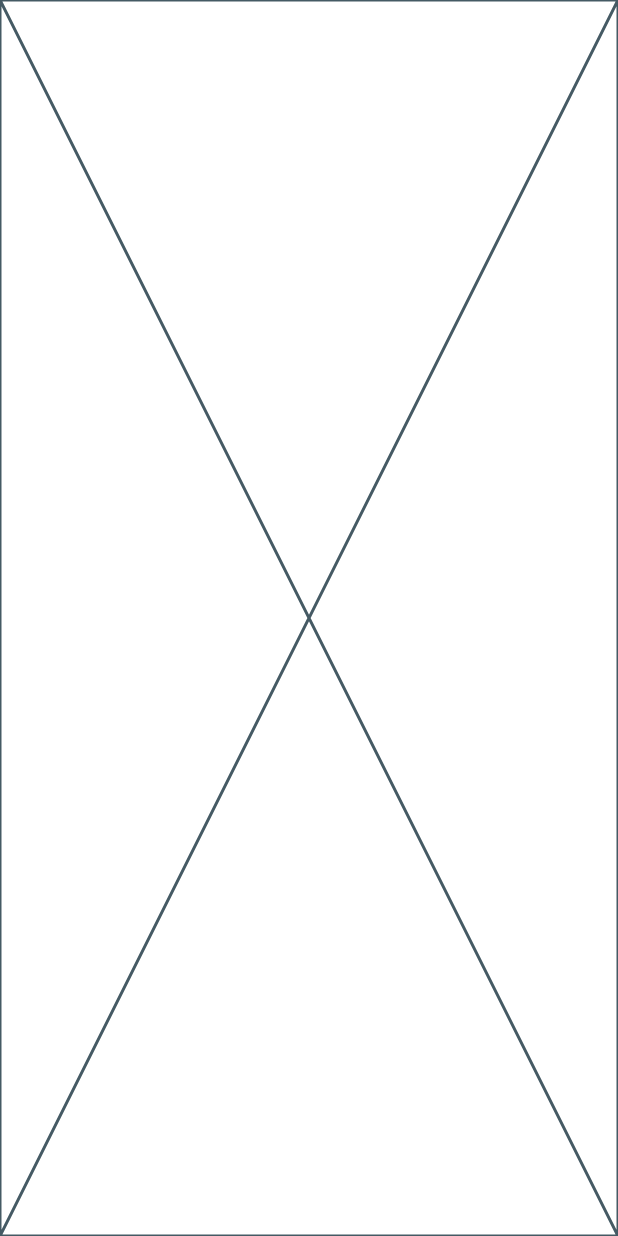
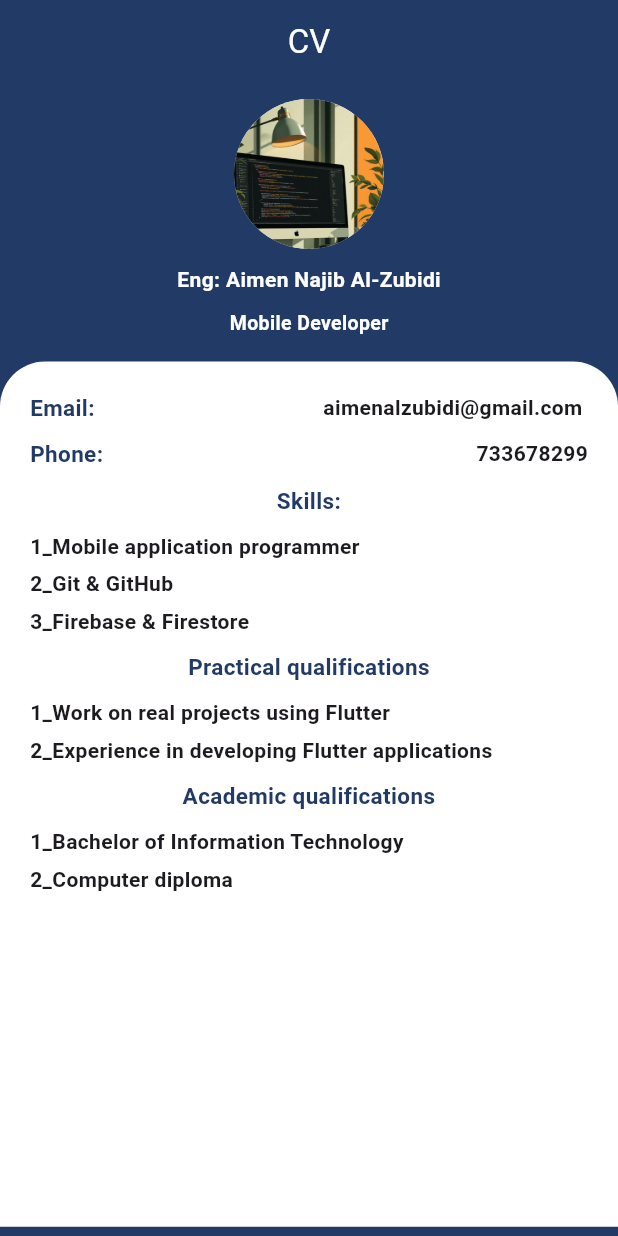
Before and after one commit to aimennajib/homework, a Flutter app: the screen it shows after launch, on a phone screen of 412 x 824 dp. Run offline on Flutter 3.47's test engine with Material 3 defaults, Android fonts, the phone set to English and light mode, and no system bars.

Commit message:
design cv page

```diff
--- /dev/null
+++ b/lib/cv.dart
@@ -0,0 +1,215 @@
+import 'package:flutter/material.dart';
+
+class Cv extends StatelessWidget {
+  const Cv({super.key});
+
+  @override
+  Widget build(BuildContext context) {
+    double height;
+
+    height = MediaQuery.of(context).size.height;
+    return Scaffold(
+      backgroundColor: const Color.fromARGB(255, 34, 59, 102),
+      appBar: AppBar(
+        title: const Text('CV', style: TextStyle(color: Colors.white)),
+        centerTitle: true,
+        backgroundColor: const Color.fromARGB(255, 34, 59, 102),
+      ),
+      body: SingleChildScrollView(
+        child: Column(
+          children: [
+            Container(
+              height: 170,
+              width: double.infinity,
+              color: const Color.fromARGB(255, 34, 59, 102),
+              child: Column(
+                children: [
+                  const Padding(
+                    padding: EdgeInsets.all(10),
+                    child: CircleAvatar(
+                      radius: 50,
+                      backgroundImage: AssetImage('assets/cv.png'),
+                    ),
+                  ),
+                  const Text(
+                    "Eng: Aimen Najib Al-Zubidi",
+                    style: TextStyle(
+                      color: Colors.white,
+                      fontSize: 14,
+                      fontWeight: FontWeight.bold,
+                    ),
+                  ),
+                  SizedBox(height: 10),
+                  Text(
+                    "Mobile Developer",
+                    style: TextStyle(
+                      color: Colors.white,
+                      fontSize: 13,
+                      fontWeight: FontWeight.bold,
+                    ),
+                  ),
+                ],
+              ),
+            ),
+            SizedBox(height: 15),
+            Container(
+              height: height * 0.70,
+              width: double.infinity,
+              decoration: const BoxDecoration(
+                color: Colors.white,
+                borderRadius: BorderRadius.only(
+                  topLeft: Radius.circular(30),
+                  topRight: Radius.circular(30),
+                ),
+              ),
+              child: Padding(
+                // padding: const EdgeInsets.only(left: 15, right: 15, top: 20),
+                padding: const EdgeInsets.all(20.0),
+                child: Column(
+                  children: [
+                    Row(
+                      mainAxisAlignment: MainAxisAlignment.spaceBetween,
+                      children: const [
+                        Text(
+                          "Email:",
+                          style: TextStyle(
+                            color: Color.fromARGB(255, 34, 59, 102),
+                            fontSize: 15,
+                            fontWeight: FontWeight.bold,
+                          ),
+                        ),
+                        Text(
+                          "aimenalzubidi@gmail.com ",
+                          style: TextStyle(fontWeight: FontWeight.bold),
+                        ),
+                      ],
+                    ),
+                    SizedBox(height: 10),
+                    Row(
+                      mainAxisAlignment: MainAxisAlignment.spaceBetween,
+                      children: const [
+                        Text(
+                          "Phone:",
+                          style: TextStyle(
+                            color: Color.fromARGB(255, 34, 59, 102),
+                            fontSize: 15,
+                            fontWeight: FontWeight.bold,
+                          ),
+                        ),
+                        Text(
+                          "733678299",
+                          style: TextStyle(fontWeight: FontWeight.bold),
+                        ),
+                      ],
+                    ),
+                    SizedBox(height: 10),
+                    const Text(
+                      "Skills:",
+                      textAlign: TextAlign.center,
+                      style: TextStyle(
+                        fontSize: 15,
+                        fontWeight: FontWeight.bold,
+                        color: Color.fromARGB(255, 34, 59, 102),
+                      ),
+                    ),
+                    SizedBox(height: 10),
+                    const Row(
+                      mainAxisAlignment: MainAxisAlignment.spaceBetween,
+                      children: [
+                        Text(
+                          "1_Mobile application programmer",
+                          style: TextStyle(fontWeight: FontWeight.bold),
+                        ),
+                      ],
+                    ),
+                    SizedBox(height: 5),
+                    const Row(
+                      mainAxisAlignment: MainAxisAlignment.spaceBetween,
+                      children: [
+                        Text(
+                          "2_Git & GitHub",
+                          style: TextStyle(fontWeight: FontWeight.bold),
+                        ),
+                      ],
+                    ),
+                    SizedBox(height: 5),
+                    const Row(
+                      mainAxisAlignment: MainAxisAlignment.spaceBetween,
+                      children: [
+                        Text(
+                          "3_Firebase & Firestore",
+                          style: TextStyle(fontWeight: FontWeight.bold),
+                        ),
+                      ],
+                    ),
+                    SizedBox(height: 10),
+                    const Text(
+                      "Practical qualifications",
+                      textAlign: TextAlign.center,
+                      style: TextStyle(
+                        fontSize: 15,
+                        fontWeight: FontWeight.bold,
+                        color: Color.fromARGB(255, 34, 59, 102),
+                      ),
+                    ),
+                    SizedBox(height: 10),
+                    const Row(
+                      mainAxisAlignment: MainAxisAlignment.spaceBetween,
+                      children: [
+                        Text(
+                          "1_Work on real projects using Flutter",
+                          style: TextStyle(fontWeight: FontWeight.bold),
+                        ),
+                      ],
+                    ),
+                    SizedBox(height: 5),
+                    const Row(
+                      mainAxisAlignment: MainAxisAlignment.spaceBetween,
+                      children: [
+                        Text(
+                          "2_Experience in developing Flutter applications",
+                          style: TextStyle(fontWeight: FontWeight.bold),
+                        ),
+                      ],
+                    ),
+
+                    SizedBox(height: 10),
+                    const Text(
+                      "Academic qualifications",
+                      textAlign: TextAlign.center,
+                      style: TextStyle(
+                        fontSize: 15,
+                        fontWeight: FontWeight.bold,
+                        color: Color.fromARGB(255, 34, 59, 102),
+                      ),
+                    ),
+                    SizedBox(height: 10),
+                    const Row(
+                      mainAxisAlignment: MainAxisAlignment.spaceBetween,
+                      children: [
+                        Text(
+                          "1_Bachelor of Information Technology",
+                          style: TextStyle(fontWeight: FontWeight.bold),
+                        ),
+                      ],
+                    ),
+                    SizedBox(height: 5),
+                    const Row(
+                      mainAxisAlignment: MainAxisAlignment.spaceBetween,
+                      children: [
+                        Text(
+                          "2_Computer diploma",
+                          style: TextStyle(fontWeight: FontWeight.bold),
+                        ),
+                      ],
+                    ),
+                  ],
+                ),
+              ),
+            ),
+          ],
+        ),
+      ),
+    );
+  }
+}
--- a/lib/main.dart
+++ b/lib/main.dart
@@ -1,5 +1,5 @@
 import 'package:flutter/material.dart';
-
+import 'package:tasks/cv.dart';
 
 void main() {
   runApp(const MyApp());
@@ -11,17 +11,6 @@ class MyApp extends StatelessWidget {
   // This widget is the root of your application.
   @override
   Widget build(BuildContext context) {
-    return MaterialApp(
-      debugShowCheckedModeBanner: false,
-      home: const D(),
-    );
+    return MaterialApp(debugShowCheckedModeBanner: false, home: const Cv());
   }
 }
-class D extends StatelessWidget {
-  const D({super.key});
-
-  @override
-  Widget build(BuildContext context) {
-    return const Placeholder();
-  }
-}
```
